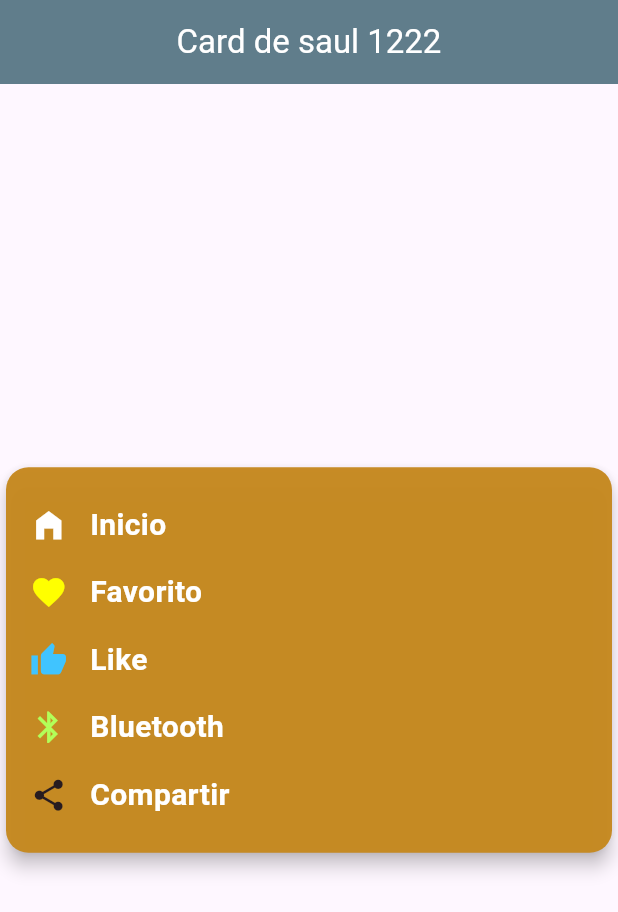
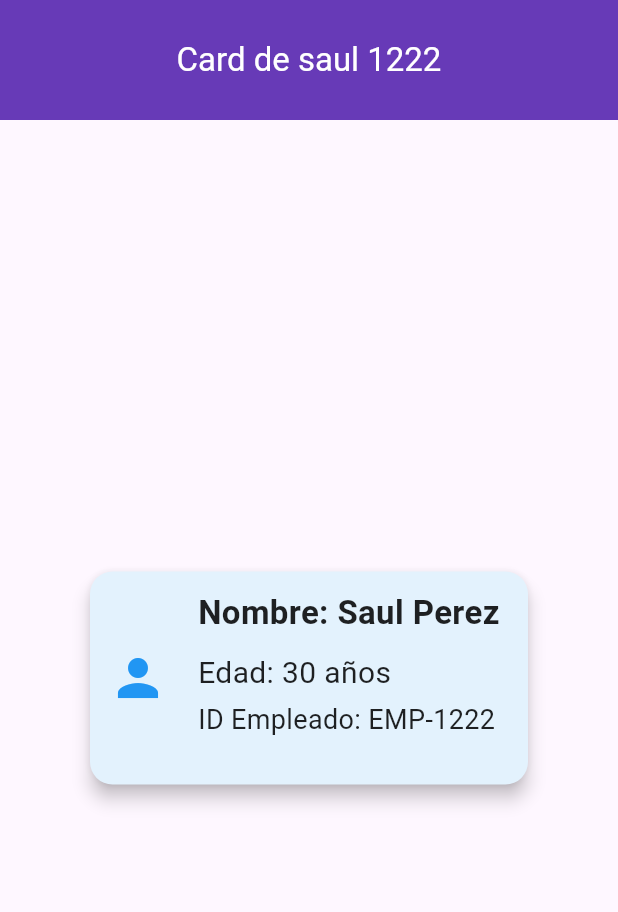
Before and after one commit to sauljimenez24/ACT2_1222, a Flutter app: the screen it shows after launch, on a phone screen of 412 x 824 dp. Shown: the top 912 px of the screen. Run offline on Flutter 3.47's test engine with Material 3 defaults, Android fonts, the phone set to English and light mode, and no system bars.

Commit message:
actualizacion p2

```diff
--- a/lib/main.dart
+++ b/lib/main.dart
@@ -12,91 +12,92 @@ class MyApp extends StatelessWidget {
       home: Scaffold(
         appBar: AppBar(
           title: Text('Card de saul 1222'),
-          centerTitle: true, // Centrar el título
-          backgroundColor: Colors.blueGrey, // Color de fondo del AppBar
+          centerTitle: true,
+          backgroundColor: Colors.deepPurple, // Color de fondo del AppBar
           foregroundColor:
               Colors.white, // Color del texto y los íconos del AppBar
+          toolbarHeight: 80.0, // Altura del AppBar
         ),
         body: Center(
-          child: MyCard(),
+          child: EmployeeCard(
+            nombre: 'Saul Perez',
+            edad: 30,
+            idEmpleado: 'EMP-1222',
+          ),
         ),
       ),
     );
   }
 }
 
-class MyCard extends StatelessWidget {
-  @override
-  Widget build(BuildContext context) {
-    return Card(
-      elevation: 5.0, // Sombra
-      color: Color(0xf6c5881e), // Color de fondo del Card (naranja oscuro)
-      shape: RoundedRectangleBorder(
-        borderRadius: BorderRadius.circular(15.0), // Bordes redondeados
-      ), // Aquí se cerró el paréntesis que faltaba
-      child: Padding(
-        padding: const EdgeInsets.all(16.0),
-        child: Column(
-          mainAxisSize:
-              MainAxisSize.min, // Ajusta el tamaño de la columna al contenido
-          children: [
-            PropertyWidget(
-                icon: Icons.home_filled,
-                label: 'Inicio',
-                color: Colors.white), // Ícono blanco
-            PropertyWidget(
-                icon: Icons.favorite,
-                label: 'Favorito',
-                color: Colors.yellowAccent), // Ícono amarillo
-            PropertyWidget(
-                icon: Icons.thumb_up,
-                label: 'Like',
-                color: Colors.lightBlueAccent), // Ícono azul claro
-            PropertyWidget(
-                icon: Icons.bluetooth,
-                label: 'Bluetooth',
-                color: Colors.lightGreenAccent), // Ícono verde claro
-            PropertyWidget(
-                icon: Icons.share,
-                label: 'Compartir',
-                color: Color(0xff281c20)), // Ícono rosa
-          ],
-        ),
-      ),
-    ); // Se eliminó el punto y coma extra
-  }
-}
+class EmployeeCard extends StatelessWidget {
+  final String nombre;
+  final int edad;
+  final String idEmpleado;
 
-class PropertyWidget extends StatelessWidget {
-  final IconData icon;
-  final String label;
-  final Color color;
-
-  const PropertyWidget({
-    required this.icon,
-    required this.label,
-    required this.color,
+  const EmployeeCard({
+    required this.nombre,
+    required this.edad,
+    required this.idEmpleado,
   });
 
   @override
   Widget build(BuildContext context) {
-    return Padding(
-      padding:
-          const EdgeInsets.symmetric(vertical: 8.0), // Espacio entre elementos
+    return Container(
+      width: 300.0,
+      height: 150, // Ancho del Card (más estrecho)
+      child: Card(
+        elevation: 5.0, // Sombra
+        color: Colors.blue[50], // Color de fondo del Card (azul claro)
+        shape: RoundedRectangleBorder(
+          borderRadius: BorderRadius.circular(15.0), // Bordes redondeados
+        ),
+        child: Padding(
+          padding: const EdgeInsets.all(12.0), // Padding reducido
           child: Row(
+            crossAxisAlignment:
+                CrossAxisAlignment.center, // Alinear ícono y texto
+            mainAxisSize:
+                MainAxisSize.min, // Ajusta el tamaño de la fila al contenido
             children: [
-          Icon(icon, size: 25.0, color: color), // Icono con color personalizado
-          SizedBox(width: 15.0), // Espacio entre el ícono y el texto
+              // Ícono de empleado (más pequeño)
+              Icon(Icons.person, size: 40.0, color: Colors.blue),
+              SizedBox(width: 20.0),
+              // Espacio reducido entre el ícono y los atributos
+              // Columna con los atributos
+              Column(
+                crossAxisAlignment: CrossAxisAlignment.start,
+                children: [
                   Text(
-            label,
+                    'Nombre: $nombre',
+                    style: TextStyle(
+                      fontSize: 22.0,
+                      fontWeight: FontWeight.bold,
+                      color: Colors.black87, // Color del texto
+                    ),
+                  ),
+                  SizedBox(height: 10.0), // Espacio reducido
+                  Text(
+                    'Edad: $edad años',
                     style: TextStyle(
                       fontSize: 20.0,
-              fontWeight: FontWeight.bold, // Texto en negrita
-              color: Colors.white, // Color del texto (blanco para contrastar)
+                      color: Colors.black87, // Color del texto
+                    ),
+                  ),
+                  SizedBox(height: 4.0), // Espacio reducido
+                  Text(
+                    'ID Empleado: $idEmpleado',
+                    style: TextStyle(
+                      fontSize: 18.0,
+                      color: Colors.black87, // Color del texto
                     ),
                   ),
                 ],
               ),
+            ],
+          ),
+        ),
+      ),
     );
   }
 }
```
Also changed, not shown: card2_1222.PNG (added). Lines whose indentation alone changed are shown as unchanged.
